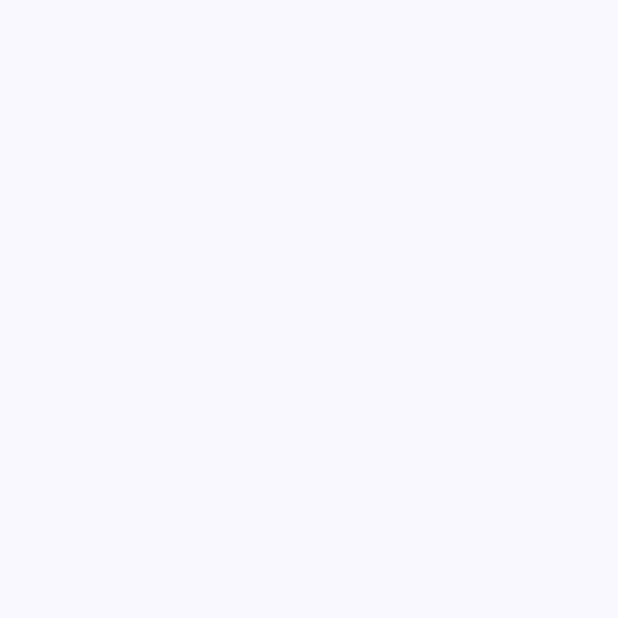
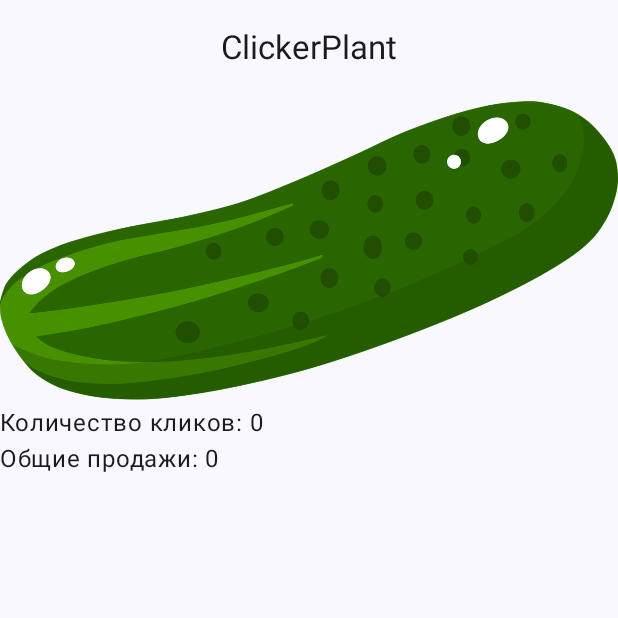
Before and after one commit to daemuun/plant-clicker, an Android app built with Jetpack Compose: the screen it shows after launch (MainActivity), on a phone screen of 412 x 824 dp, the top half of it. Before the commit the part shown is empty. Run offline under Robolectric (Android 15) with nearby library versions, the phone set to English and light mode, and no system bars.

Commit message:
add basic UI layout

```diff
--- a/app/build.gradle.kts
+++ b/app/build.gradle.kts
@@ -56,4 +56,5 @@ dependencies {
     androidTestImplementation(libs.androidx.ui.test.junit4)
     debugImplementation(libs.androidx.ui.tooling)
     debugImplementation(libs.androidx.ui.test.manifest)
+    implementation(libs.androidx.lifecycle.viewmodel.compose)
 }
--- a/app/src/main/java/com/example/clickerplant/ui/ClickerScreen.kt
+++ b/app/src/main/java/com/example/clickerplant/ui/ClickerScreen.kt
@@ -1,13 +1,111 @@
 package com.example.clickerplant.ui
 
+import androidx.annotation.DrawableRes
+import androidx.annotation.StringRes
+import androidx.compose.foundation.Image
+import androidx.compose.foundation.clickable
+import androidx.compose.foundation.layout.Column
 import androidx.compose.foundation.layout.fillMaxSize
+import androidx.compose.foundation.layout.padding
+import androidx.compose.material3.CenterAlignedTopAppBar
+import androidx.compose.material3.ExperimentalMaterial3Api
 import androidx.compose.material3.Scaffold
+import androidx.compose.material3.Text
 import androidx.compose.runtime.Composable
+import androidx.compose.runtime.collectAsState
+import androidx.compose.runtime.getValue
 import androidx.compose.ui.Modifier
+import androidx.compose.ui.res.painterResource
+import androidx.compose.ui.res.stringResource
+import androidx.compose.ui.tooling.preview.Preview
+import androidx.lifecycle.viewmodel.compose.viewModel
+import com.example.clickerplant.R
+import com.example.clickerplant.ui.theme.ClickerPlantTheme
+import java.text.NumberFormat
 
 @Composable
-fun ClickerScreen() {
-    Scaffold(modifier = Modifier.fillMaxSize()) { innerPadding ->
+fun ClickerScreen(viewModel: ClickerViewModel = viewModel()) {
+    val clickerUiState by viewModel.uiState.collectAsState()
 
+    Scaffold(
+        modifier = Modifier.fillMaxSize(),
+        topBar = {
+            ClickerTopAppBar()
+        }
+    ) { innerPadding ->
+        Column(modifier = Modifier.padding(innerPadding)) {
+            PlantImage(
+                clickerUiState.currentPlant.plantImageId,
+                clickerUiState.currentPlant.plantNameId,
+                onPlantImageClick = {
+                    viewModel.onPlantClick()
+                    viewModel.checkUpdateThePlant()
+                }
+            )
+            ClickerInfo(
+                countClicks = clickerUiState.countClicks,
+                currentRevenue = clickerUiState.currentRevenue,
+                modifier = Modifier
+            )
+        }
     }
 }
+
+@OptIn(ExperimentalMaterial3Api::class)
+@Composable
+fun ClickerTopAppBar(modifier: Modifier = Modifier) {
+    CenterAlignedTopAppBar(
+        title = { Text(stringResource(R.string.app_name)) },
+        modifier = modifier
+    )
+}
+
+@Composable
+fun PlantImage(
+    @DrawableRes imageId: Int,
+    @StringRes nameId: Int,
+    onPlantImageClick: () -> Unit,
+    modifier: Modifier = Modifier
+) {
+    Column(modifier = modifier) {
+        Image(
+            painter = painterResource(imageId),
+            contentDescription = stringResource(nameId),
+            modifier = Modifier.clickable(onClick = onPlantImageClick)
+        )
+    }
+}
+
+@Composable
+fun ClickerInfo(
+    countClicks: Int,
+    currentRevenue: Int,
+    modifier: Modifier = Modifier
+) {
+    Column(modifier = modifier) {
+        Text(text = stringResource(R.string.count_clicks, countClicks))
+        Text(
+            text = stringResource(
+                R.string.current_revenue,
+                NumberFormat.getNumberInstance().format(currentRevenue)
+            )
+        )
+    }
+}
+
+
+@Preview
+@Composable
+fun ClickerScreenPreview() {
+    ClickerPlantTheme {
+        ClickerScreen()
+    }
+}
+
+@Preview
+@Composable
+fun ClickerScreenDarkThemePreview() {
+    ClickerPlantTheme(darkTheme = true) {
+        ClickerScreen()
+    }
+}
--- a/app/src/main/res/values/strings.xml
+++ b/app/src/main/res/values/strings.xml
@@ -2,4 +2,6 @@
     <string name="app_name">ClickerPlant</string>
     <string name="cucumber">Огурец</string>
     <string name="tomato">Помидор</string>
+    <string name="count_clicks">Количество кликов: %d</string>
+    <string name="current_revenue">Общие продажи: %s</string>
 </resources>
--- a/gradle/libs.versions.toml
+++ b/gradle/libs.versions.toml
@@ -11,6 +11,7 @@ composeBom = "2024.09.00"
 
 [libraries]
 androidx-core-ktx = { group = "androidx.core", name = "core-ktx", version.ref = "coreKtx" }
+androidx-lifecycle-viewmodel-compose = { module = "androidx.lifecycle:lifecycle-viewmodel-compose", version.ref = "lifecycleRuntimeKtx" }
 junit = { group = "junit", name = "junit", version.ref = "junit" }
 androidx-junit = { group = "androidx.test.ext", name = "junit", version.ref = "junitVersion" }
 androidx-espresso-core = { group = "androidx.test.espresso", name = "espresso-core", version.ref = "espressoCore" }
```
Also changed, not shown: app/src/main/res/drawable/cucumber.png (added), app/src/main/res/drawable/cucumber.webp (deleted).
